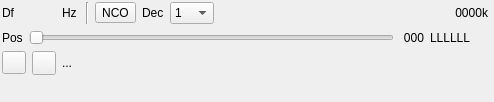
Before: the Qt Designer form plugins/channelrx/sigmffilesink/sigmffilesinkgui.ui in f4exb/sdrangel, drawn with Qt 5.
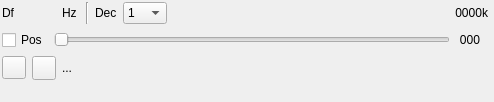
After: the same form once the commit is applied. Icons and pictures are not drawn. Custom widgets are drawn as their Qt base class.

The edit to the form file:
```diff
--- a/plugins/channelrx/sigmffilesink/sigmffilesinkgui.ui
+++ b/plugins/channelrx/sigmffilesink/sigmffilesinkgui.ui
@@ -125,13 +125,6 @@
         </property>
        </widget>
       </item>
-      <item>
-       <widget class="ButtonSwitch" name="nco">
-        <property name="text">
-         <string>NCO</string>
-        </property>
-       </widget>
-      </item>
       <item>
        <widget class="QLabel" name="decimationLabel">
         <property name="text">
@@ -227,7 +220,10 @@
        <number>10</number>
       </property>
       <item>
-       <widget class="QLabel" name="positionLabel">
+       <widget class="QCheckBox" name="fixedPosition">
+        <property name="toolTip">
+         <string>Use fixed frequency shift positions for little performance improvement</string>
+        </property>
         <property name="text">
          <string>Pos</string>
         </property>
@@ -268,22 +264,6 @@
         </property>
        </widget>
       </item>
-      <item>
-       <widget class="QLabel" name="filterChainText">
-        <property name="minimumSize">
-         <size>
-          <width>50</width>
-          <height>0</height>
-         </size>
-        </property>
-        <property name="toolTip">
-         <string>Filter chain stages left to right (L: low, C: center, H: high) </string>
-        </property>
-        <property name="text">
-         <string>LLLLLL</string>
-        </property>
-       </widget>
-      </item>
      </layout>
     </item>
     <item>
```
Left out of the diff: 2 changed lines with no effect on the pictures.
